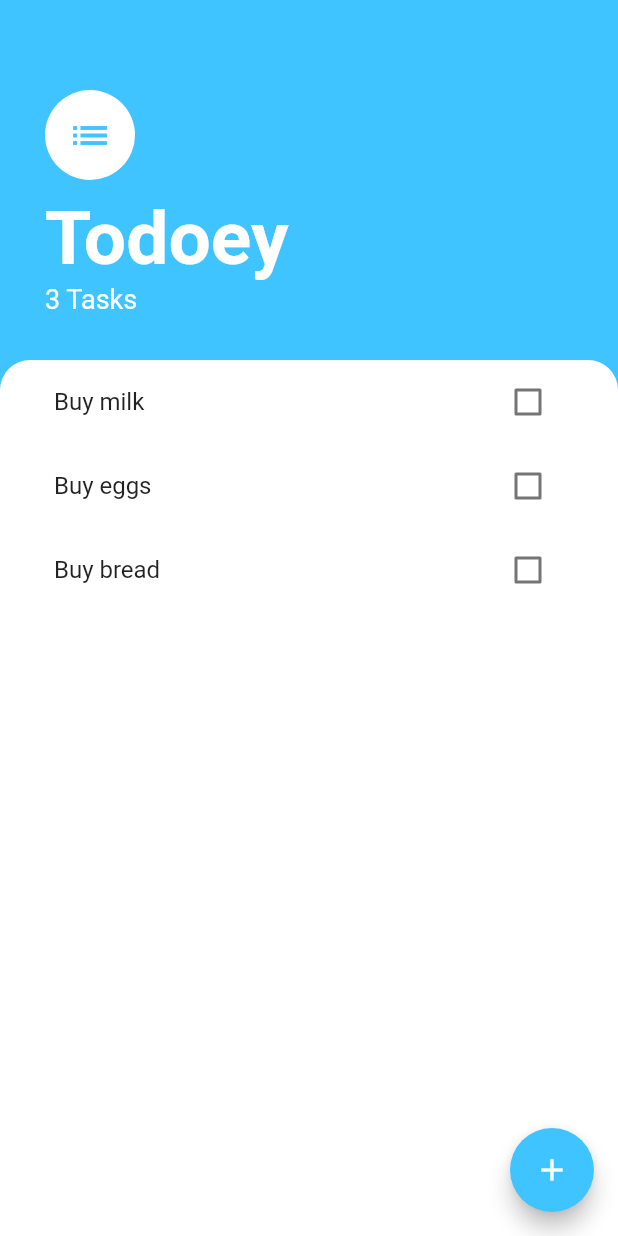
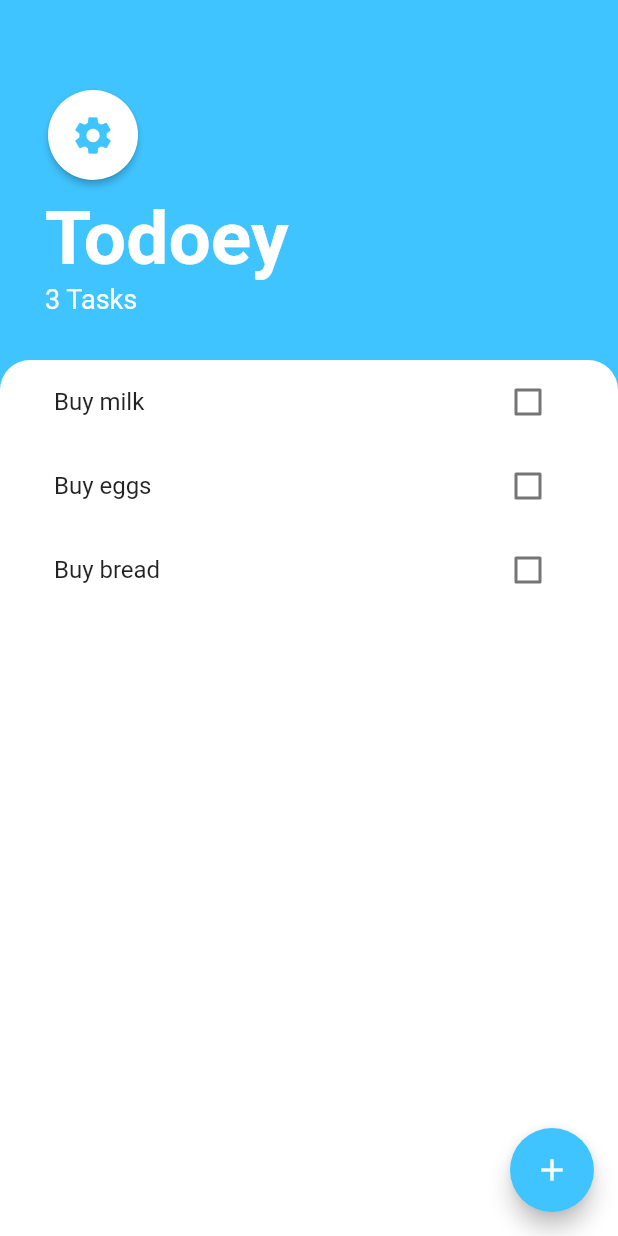
Before and after one commit to tamaaja/2209106102_Muhammad-Rizky-Putra-Pratama_Review7, a Flutter app: the screen it shows after launch, on a phone screen of 412 x 824 dp. Run offline on Flutter 3.47's test engine with Material 2 defaults, Android fonts, the phone set to English and light mode, and no system bars.

```diff
--- a/lib/screens/tasks_screen.dart
+++ b/lib/screens/tasks_screen.dart
@@ -1,4 +1,5 @@
 import 'package:flutter/material.dart';
+import 'package:praktikum_state_mngmnt_2023/screens/settings_screen.dart';
 
 import '../model/task.dart';
 import '../widgets/tasks_list.dart';
@@ -48,11 +49,20 @@ class _TasksScreenState extends State<TasksScreen> {
             child: Column(
               crossAxisAlignment: CrossAxisAlignment.start,
               children: <Widget>[
-                const CircleAvatar(
-                  backgroundColor: Colors.white,
-                  radius: 30.0,
+                ElevatedButton(
+                  style: ElevatedButton.styleFrom(
+                      backgroundColor: Colors.white,
+                      shape: CircleBorder(),
+                      padding: EdgeInsets.all(15.0)),
+                  onPressed: () {
+                    Navigator.of(context).push(
+                      MaterialPageRoute(
+                        builder: (_) => SettingsScreen(),
+                      ),
+                    );
+                  },
                   child: Icon(
-                    Icons.list,
+                    Icons.settings,
                     size: 30.0,
                     color: Colors.lightBlueAccent,
                   ),
```
Also changed, not shown: lib/screens/settings_screen.dart (added, +47 -0 lines).
